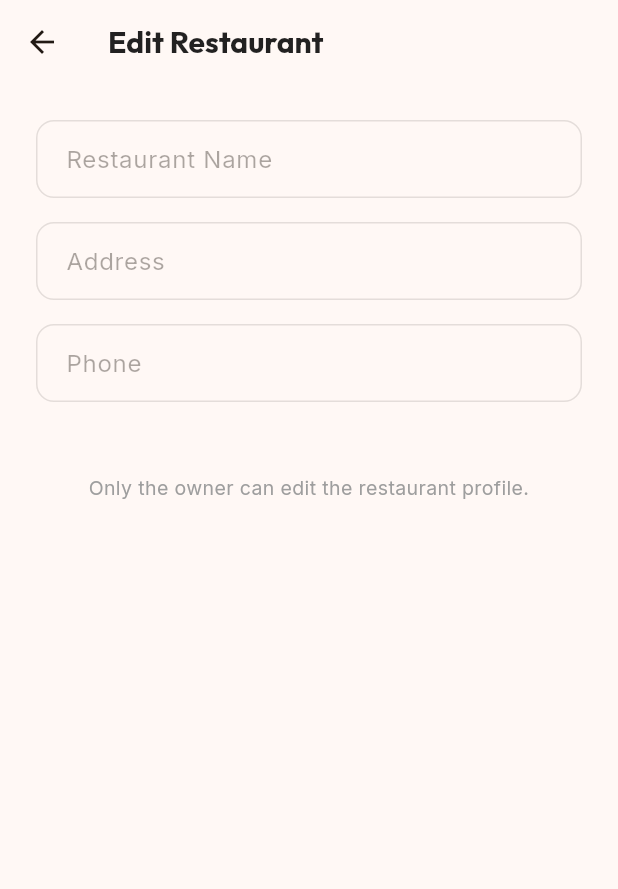
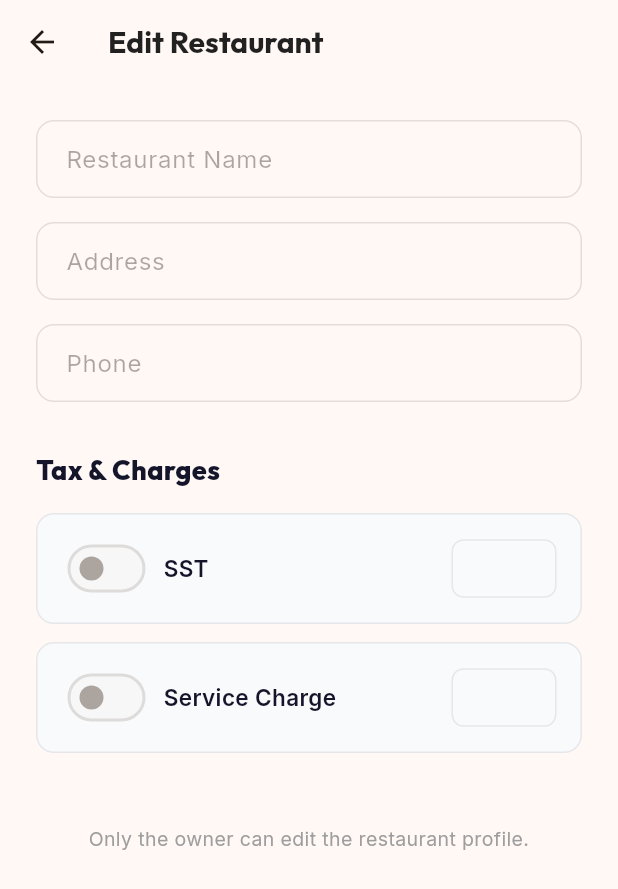
Before and after one commit to azrylshamin/lauk-ai, a Flutter app: the RestaurantProfilePage screen opened directly, on a phone screen of 412 x 824 dp. Shown: the top 889 px of the screen. Run offline on Flutter 3.47's test engine with Material 3 defaults, Android fonts, the phone set to English and light mode, and no system bars; our stand-ins replace dotted_border, google_fonts, image_picker, shared_preferences; accounts and stored records are empty; network calls fail.

Commit message:
Add tax and service charge configuration to restaurant profile

```diff
--- a/frontend/mobile/lib/pages/settings/restaurant_profile_page.dart
+++ b/frontend/mobile/lib/pages/settings/restaurant_profile_page.dart
@@ -1,4 +1,5 @@
 import 'package:flutter/material.dart';
+import 'package:google_fonts/google_fonts.dart';
 import 'package:provider/provider.dart';
 import '../../providers/auth_provider.dart';
 import '../../services/restaurant_service.dart';
@@ -15,6 +16,10 @@ class _RestaurantProfilePageState extends State<RestaurantProfilePage> {
   final _nameController = TextEditingController();
   final _addressController = TextEditingController();
   final _phoneController = TextEditingController();
+  final _sstRateController = TextEditingController();
+  final _scRateController = TextEditingController();
+  bool _sstEnabled = false;
+  bool _scEnabled = false;
   bool _loading = true;
   bool _saving = false;
   String? _message;
@@ -31,6 +36,10 @@ class _RestaurantProfilePageState extends State<RestaurantProfilePage> {
       _nameController.text = r.name;
       _addressController.text = r.address;
       _phoneController.text = r.phone;
+      _sstEnabled = r.sstEnabled;
+      _scEnabled = r.scEnabled;
+      _sstRateController.text = r.sstRate.toString();
+      _scRateController.text = r.scRate.toString();
       if (mounted) setState(() => _loading = false);
     } catch (_) {
       if (mounted) setState(() => _loading = false);
@@ -50,6 +59,10 @@ class _RestaurantProfilePageState extends State<RestaurantProfilePage> {
         'name': _nameController.text.trim(),
         'address': _addressController.text.trim(),
         'phone': _phoneController.text.trim(),
+        'sst_enabled': _sstEnabled,
+        'sst_rate': double.tryParse(_sstRateController.text) ?? 6.0,
+        'sc_enabled': _scEnabled,
+        'sc_rate': double.tryParse(_scRateController.text) ?? 10.0,
       });
       if (mounted) {
         setState(() {
@@ -76,6 +89,8 @@ class _RestaurantProfilePageState extends State<RestaurantProfilePage> {
     _nameController.dispose();
     _addressController.dispose();
     _phoneController.dispose();
+    _sstRateController.dispose();
+    _scRateController.dispose();
     super.dispose();
   }
 
@@ -113,6 +128,38 @@ class _RestaurantProfilePageState extends State<RestaurantProfilePage> {
                     enabled: isOwner,
                     keyboardType: TextInputType.phone,
                   ),
+                  const SizedBox(height: 32),
+
+                  // Tax & Charges Section
+                  Text(
+                    'Tax & Charges',
+                    style: GoogleFonts.outfit(
+                      fontSize: 18,
+                      fontWeight: FontWeight.w800,
+                      color: const Color(0xFF14142B),
+                    ),
+                  ),
+                  const SizedBox(height: 16),
+
+                  // SST Row
+                  _buildTaxRow(
+                    label: 'SST',
+                    enabled: _sstEnabled,
+                    rateController: _sstRateController,
+                    isOwner: isOwner,
+                    onToggle: (val) => setState(() => _sstEnabled = val),
+                  ),
+                  const SizedBox(height: 12),
+
+                  // Service Charge Row
+                  _buildTaxRow(
+                    label: 'Service Charge',
+                    enabled: _scEnabled,
+                    rateController: _scRateController,
+                    isOwner: isOwner,
+                    onToggle: (val) => setState(() => _scEnabled = val),
+                  ),
+
                   if (_message != null) ...[
                     const SizedBox(height: 16),
                     Text(
@@ -156,4 +203,80 @@ class _RestaurantProfilePageState extends State<RestaurantProfilePage> {
             ),
     );
   }
+
+  Widget _buildTaxRow({
+    required String label,
+    required bool enabled,
+    required TextEditingController rateController,
+    required bool isOwner,
+    required ValueChanged<bool> onToggle,
+  }) {
+    return Container(
+      padding: const EdgeInsets.symmetric(horizontal: 16, vertical: 12),
+      decoration: BoxDecoration(
+        color: const Color(0xFFF9FAFB),
+        borderRadius: BorderRadius.circular(12),
+        border: Border.all(color: const Color(0xFFE5E7EB)),
+      ),
+      child: Row(
+        children: [
+          Switch(
+            value: enabled,
+            onChanged: isOwner ? onToggle : null,
+            activeTrackColor: const Color(0xFFFB8500),
+          ),
+          const SizedBox(width: 8),
+          Expanded(
+            child: Text(
+              label,
+              style: GoogleFonts.inter(
+                fontSize: 15,
+                fontWeight: FontWeight.w600,
+                color: const Color(0xFF14142B),
+              ),
+            ),
+          ),
+          SizedBox(
+            width: 70,
+            child: TextField(
+              controller: rateController,
+              enabled: isOwner && enabled,
+              keyboardType: const TextInputType.numberWithOptions(decimal: true),
+              textAlign: TextAlign.right,
+              style: GoogleFonts.inter(
+                fontSize: 15,
+                fontWeight: FontWeight.w700,
+              ),
+              decoration: InputDecoration(
+                suffixText: '%',
+                suffixStyle: GoogleFonts.inter(
+                  fontSize: 15,
+                  fontWeight: FontWeight.w700,
+                  color: const Color(0xFF6E7191),
+                ),
+                isDense: true,
+                contentPadding: const EdgeInsets.symmetric(horizontal: 8, vertical: 8),
+                border: OutlineInputBorder(
+                  borderRadius: BorderRadius.circular(8),
+                  borderSide: const BorderSide(color: Color(0xFFD1D5DB)),
+                ),
+                enabledBorder: OutlineInputBorder(
+                  borderRadius: BorderRadius.circular(8),
+                  borderSide: const BorderSide(color: Color(0xFFD1D5DB)),
+                ),
+                focusedBorder: OutlineInputBorder(
+                  borderRadius: BorderRadius.circular(8),
+                  borderSide: const BorderSide(color: Color(0xFFFB8500)),
+                ),
+                disabledBorder: OutlineInputBorder(
+                  borderRadius: BorderRadius.circular(8),
+                  borderSide: const BorderSide(color: Color(0xFFE5E7EB)),
+                ),
+              ),
+            ),
+          ),
+        ],
+      ),
+    );
+  }
 }
```
